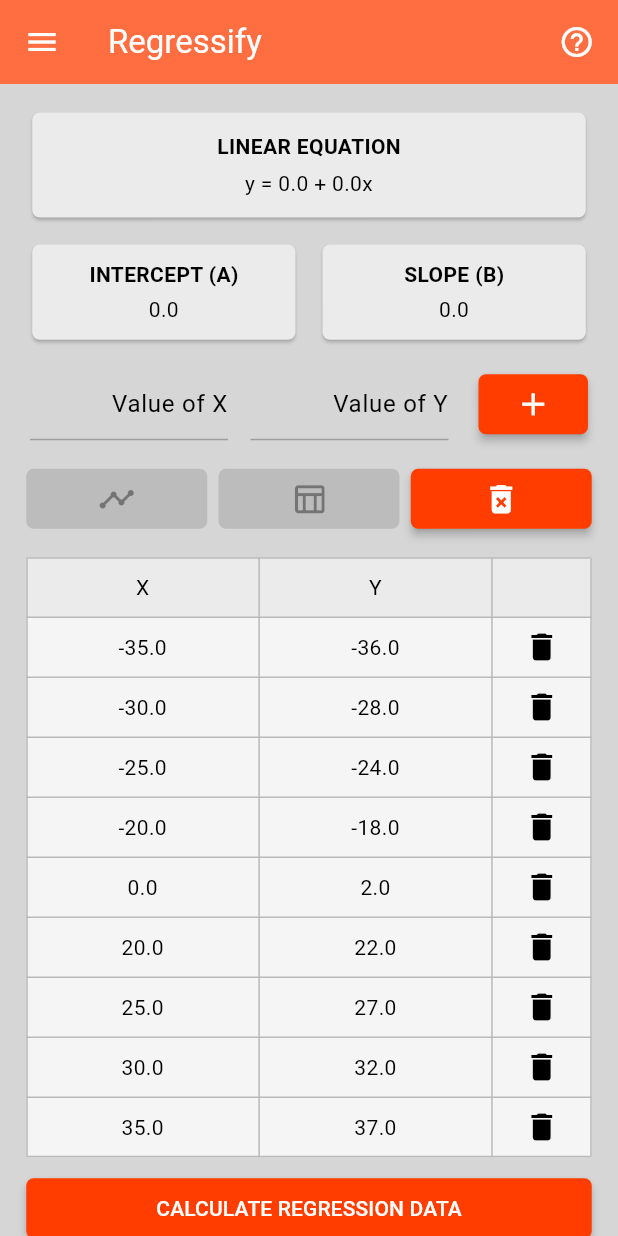
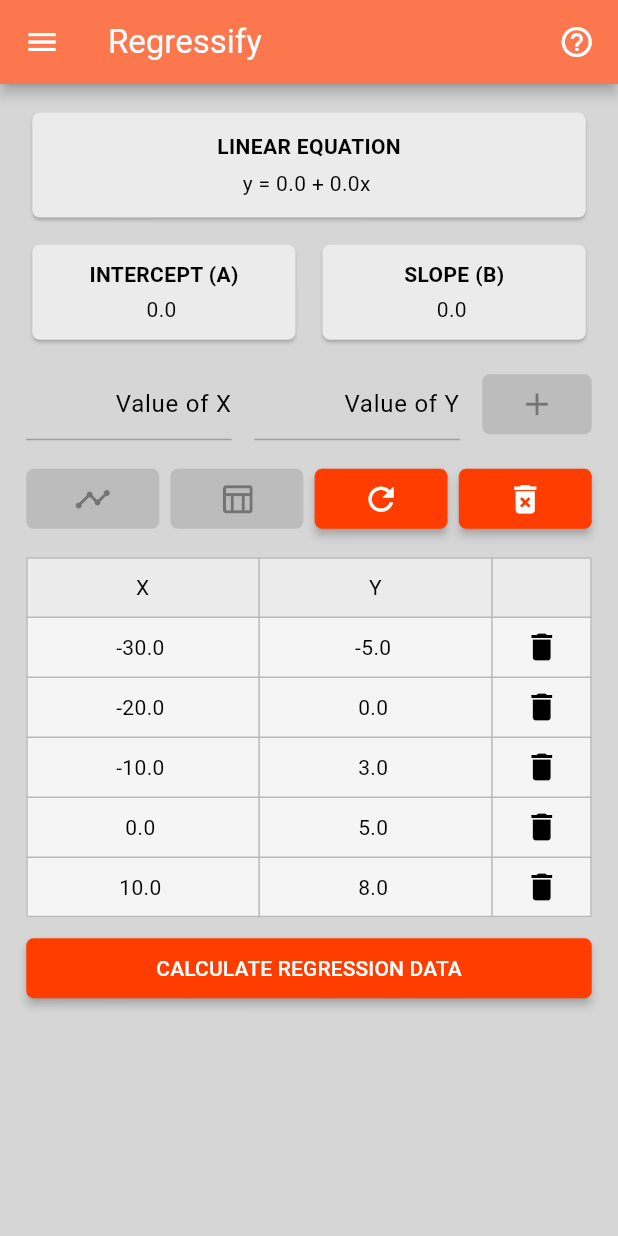
Before and after one commit to Muhtashim-Fuad/regressify, a Flutter app: the screen it shows after launch, on a phone screen of 412 x 824 dp. Run offline on Flutter 3.47's test engine with Material 3 defaults, Android fonts, the phone set to English and light mode, and no system bars; our stand-ins replace fl_chart.

Commit message:
New Features Added!
1. Config Data
2. Selectable Text Widgets
3. Auto adjust line graph
4. Add button enabled/disabled
5. Reload sample list

```diff
--- a/lib/core/config_data.dart
+++ b/lib/core/config_data.dart
@@ -1,4 +1,4 @@
-class ConfigData
-{
-
+class ConfigData {
+  static const double errorMargin = 0.1;
+  static const double graphLimitOffset = 35;
 }
--- a/lib/core/navigation_driver.dart
+++ b/lib/core/navigation_driver.dart
@@ -2,7 +2,7 @@ import 'package:flutter/material.dart';
 import 'package:provider/provider.dart';
 import 'package:regressify/core/regression_data.dart';
 import 'package:regressify/screen/line_graph_screen.dart';
-import 'package:regressify/screen/table_data.dart';
+import 'package:regressify/screen/analysis_screen.dart';
 
 class NavigatorDriver
 {
@@ -21,6 +21,6 @@ class NavigatorDriver
     Navigator.push(
             context,
             MaterialPageRoute(
-                builder: (context) => LineGraph(interceptValue: data.a, slopeValue: data.b, coordinateData: data.getList),),);
+                builder: (context) => LineGraph(interceptValue: data.a, slopeValue: data.b, coordinateList: data.getList),),);
   }
 }
--- a/lib/core/regression_data.dart
+++ b/lib/core/regression_data.dart
@@ -2,16 +2,20 @@ import 'package:flutter/material.dart';
 import 'package:regressify/core/regression_calculator.dart';
 
 class RegressionData extends ChangeNotifier {
-  final List<CoordinateData> _coordinateList = [
-    CoordinateData(x: -35, y: -36),
-    CoordinateData(x: -30, y: -28),
-    CoordinateData(x: -25, y: -24),
-    CoordinateData(x: -20, y: -18),
-    CoordinateData(x: 0, y: 2),
-    CoordinateData(x: 20, y: 22),
-    CoordinateData(x: 25, y: 27),
-    CoordinateData(x: 30, y: 32),
-    CoordinateData(x: 35, y: 37),
+  RegressionData() {
+    _coordinateList = _sampleList.toList();
+    notifyListeners();
+  }
+
+  List<CoordinateData> _coordinateList = [];
+
+  final List<CoordinateData> _sampleList =
+  [
+    CoordinateData(x: -30, y: -5),
+    CoordinateData(x: -20, y: 0),
+    CoordinateData(x: -10, y: 3),
+    CoordinateData(x: 0, y: 5),
+    CoordinateData(x: 10, y: 8),
   ];
 
   bool _recalculatedResult = false;
@@ -51,4 +55,9 @@ class RegressionData extends ChangeNotifier {
     _recalculatedResult = false;
     notifyListeners();
   }
+
+  void reloadData() {
+    _coordinateList = _sampleList.toList();
+    notifyListeners();
+  }
 }
--- a/lib/screen/home_screen.dart
+++ b/lib/screen/home_screen.dart
@@ -26,7 +26,7 @@ class LinearHomeScreen extends StatelessWidget {
         const SizedBox(height: 15),
         Container(padding: StyleData.horizontalMargin, child: ResultCard()),
         const SizedBox(height: 15),
-        CoordinateInput(),
+        const CoordinateInput(),
         const SizedBox(height: 15),
         const ButtonGroup(),
         const SizedBox(height: 15),
@@ -61,6 +61,8 @@ class ButtonGroup extends StatelessWidget
           const SizedBox(width: 7.5),
           Expanded(child: ElevatedButton(onPressed: Provider.of<RegressionData>(context).recalculatedResult ? () => NavigatorDriver.showPredictedTable(context) : null, child: const Icon(Icons.table_chart_outlined, size: 25))),
           const SizedBox(width: 7.5),
+          Expanded(child: ElevatedButton(onPressed: () => Provider.of<RegressionData>(context).reloadData(), child: const Icon(Icons.refresh, size: 25))),
+          const SizedBox(width: 7.5),
           Expanded(child: ElevatedButton(onPressed: Provider.of<RegressionData>(context).getLength() > 0 ? () => { Provider.of<RegressionData>(context, listen: false).clearData() } : null, child: const Icon(Icons.delete_forever, size: 25))),
         ],
       ),
--- a/lib/style.dart
+++ b/lib/style.dart
@@ -23,6 +23,8 @@ class StyleData {
       ),
     ),
     appBarTheme: const AppBarTheme(
+      elevation: 3.5,
+      shadowColor: Colors.black,
       backgroundColor: Colors.deepOrangeAccent,
       foregroundColor: Colors.white,
     ),
--- a/lib/widget/coordinate_input.dart
+++ b/lib/widget/coordinate_input.dart
@@ -2,9 +2,9 @@ import 'package:flutter/material.dart';
 import 'package:provider/provider.dart';
 import 'package:regressify/core/regression_calculator.dart';
 import 'package:regressify/core/regression_data.dart';
+import 'package:regressify/style.dart';
 
-class CoordinateInput extends StatefulWidget
-{
+class CoordinateInput extends StatefulWidget {
   const CoordinateInput({super.key});
 
   @override
@@ -22,15 +22,17 @@ class CoordinateInputState extends State<CoordinateInput> {
   @override
   Widget build(BuildContext context) {
     return Container(
-      padding: const EdgeInsets.only(left: 20, right: 15),
+      padding: StyleData.horizontalMargin,
       child: Row(children: [
         Expanded(
           child: TextField(
             controller: xController,
-            onChanged: (value) => _data = CoordinateData(
-                x: double.parse(
-                    double.parse(value).toStringAsFixed(truncateValue)),
-                y: _data.y),
+            onChanged: (value) => setState(() {
+              if (value == '') return;
+              _data = CoordinateData(
+                  x: double.parse(double.parse(value).toStringAsFixed(truncateValue)),
+                  y: _data.y);
+            }),
             textAlign: TextAlign.right,
             keyboardType: TextInputType.number,
             decoration: const InputDecoration(hintText: 'Value of X'),
@@ -40,27 +42,28 @@ class CoordinateInputState extends State<CoordinateInput> {
         Expanded(
           child: TextField(
             controller: yController,
-            onChanged: (value) => _data = CoordinateData(
+            onChanged: (value) => setState(() {
+              if (value == '') return;
+              _data = CoordinateData(
                   x: _data.x,
-                y: double.parse(
-                    double.parse(value).toStringAsFixed(truncateValue))),
+                  y: double.parse(double.parse(value).toStringAsFixed(truncateValue)));
+            }),
             textAlign: TextAlign.right,
             keyboardType: TextInputType.number,
             decoration: const InputDecoration(hintText: 'Value of Y'),
           ),
         ),
         const SizedBox(width: 15),
-        Padding(
-          padding: const EdgeInsets.symmetric(horizontal: 5.0),
-          child: ElevatedButton(
-            onPressed: () {
+        ElevatedButton(
+          onPressed: (xController.text == '' || yController.text == '')
+              ? null
+              : () => setState(() {
                     Provider.of<RegressionData>(context, listen: false)
                         .addData(_data);
                     xController.text = '';
                     yController.text = '';
-            },
+                  }),
           child: const Icon(Icons.add, size: 25),
-          ),
         ),
       ]),
     );
--- a/lib/widget/coordinate_table.dart
+++ b/lib/widget/coordinate_table.dart
@@ -35,9 +35,9 @@ class TableGroup extends StatelessWidget {
           TableRow(
             decoration: const BoxDecoration(color: Color.fromARGB(255, 245, 245, 245)),
             children: [
-            Text(data.x.toString(),
+            SelectableText(data.x.toString(),
                 textAlign: TextAlign.center),
-            Text(data.y.toString(),
+            SelectableText(data.y.toString(),
                 textAlign: TextAlign.center),
             InkWell(
               onTap: () => { Provider.of<RegressionData>(context, listen: false).removeData(data) },
--- a/lib/widget/result_card.dart
+++ b/lib/widget/result_card.dart
@@ -5,7 +5,7 @@ import 'package:regressify/core/regression_data.dart';
 class ResultCard extends StatelessWidget {
   @override
   Widget build(BuildContext context) {
-    RegressionData _data = Provider.of<RegressionData>(context);
+    RegressionData data = Provider.of<RegressionData>(context);
     return Column(
       crossAxisAlignment: CrossAxisAlignment.stretch,
       children: [
@@ -16,7 +16,7 @@ class ResultCard extends StatelessWidget {
               children: [
                 Text('Linear Equation'.toUpperCase(), style: const TextStyle(fontWeight: FontWeight.bold)),
                 const SizedBox(height: 5),
-                Text('y = ${_data.a} + ${_data.b}x', textAlign: TextAlign.center),
+                SelectableText('y = ${data.a} + ${data.b}x', textAlign: TextAlign.center),
               ],
             ),
           ),
@@ -24,9 +24,9 @@ class ResultCard extends StatelessWidget {
         const SizedBox(height: 10),
         Row(
           children: [
-            ResultCardWidget(label: 'Intercept (a)', value: _data.a.toString()),
+            ResultCardWidget(label: 'Intercept (a)', value: data.a.toString()),
             const SizedBox(width: 10),
-            ResultCardWidget(label: 'Slope (b)', value: _data.b.toString()),
+            ResultCardWidget(label: 'Slope (b)', value: data.b.toString()),
           ],
         ),
       ],
@@ -49,7 +49,7 @@ class ResultCardWidget extends StatelessWidget {
           child: Column(children: [
             Text(label.toUpperCase(), style: const TextStyle(fontWeight: FontWeight.bold)),
             const SizedBox(height: 3.5),
-            Text(value.toString(), textAlign: TextAlign.center),
+            SelectableText(value.toString(), textAlign: TextAlign.center),
           ]),
         ),
       ),
```
Also changed, not shown: lib/screen/analysis_screen.dart (renamed from lib/screen/table_data.dart, +7 -9 lines), lib/screen/line_graph_screen.dart (+21 -10 lines). Lines whose indentation alone changed are shown as unchanged.
